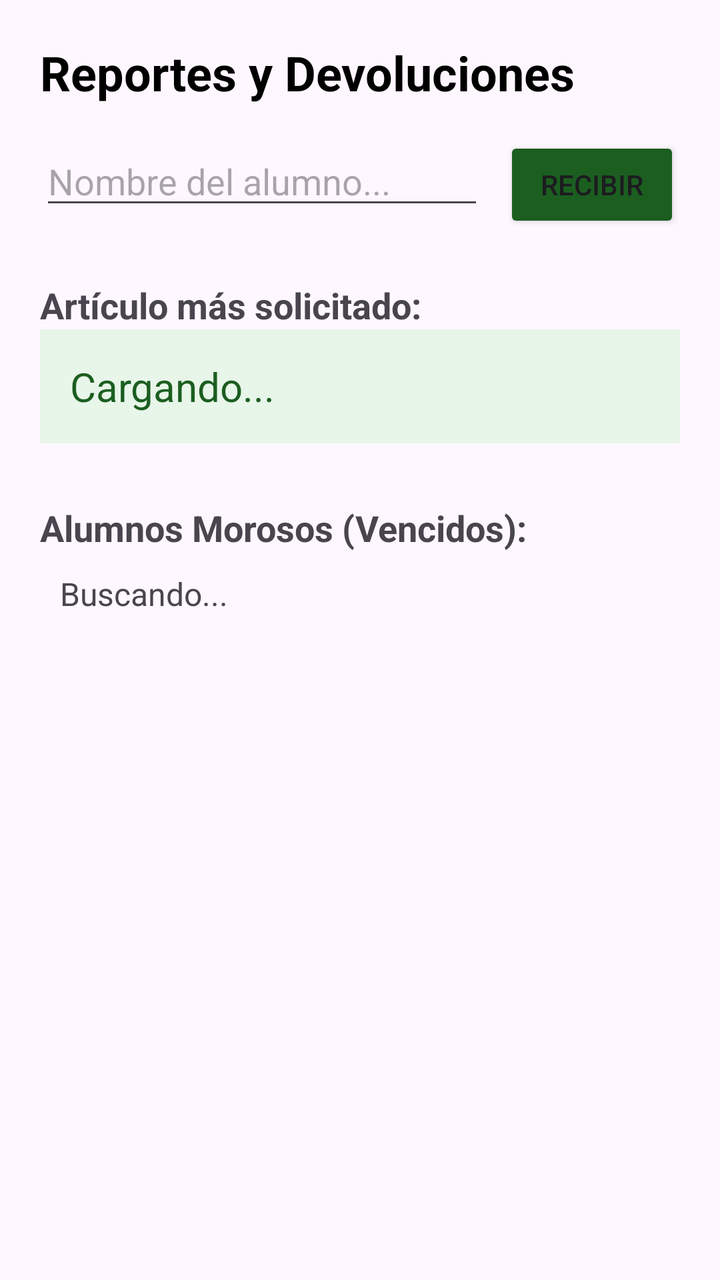
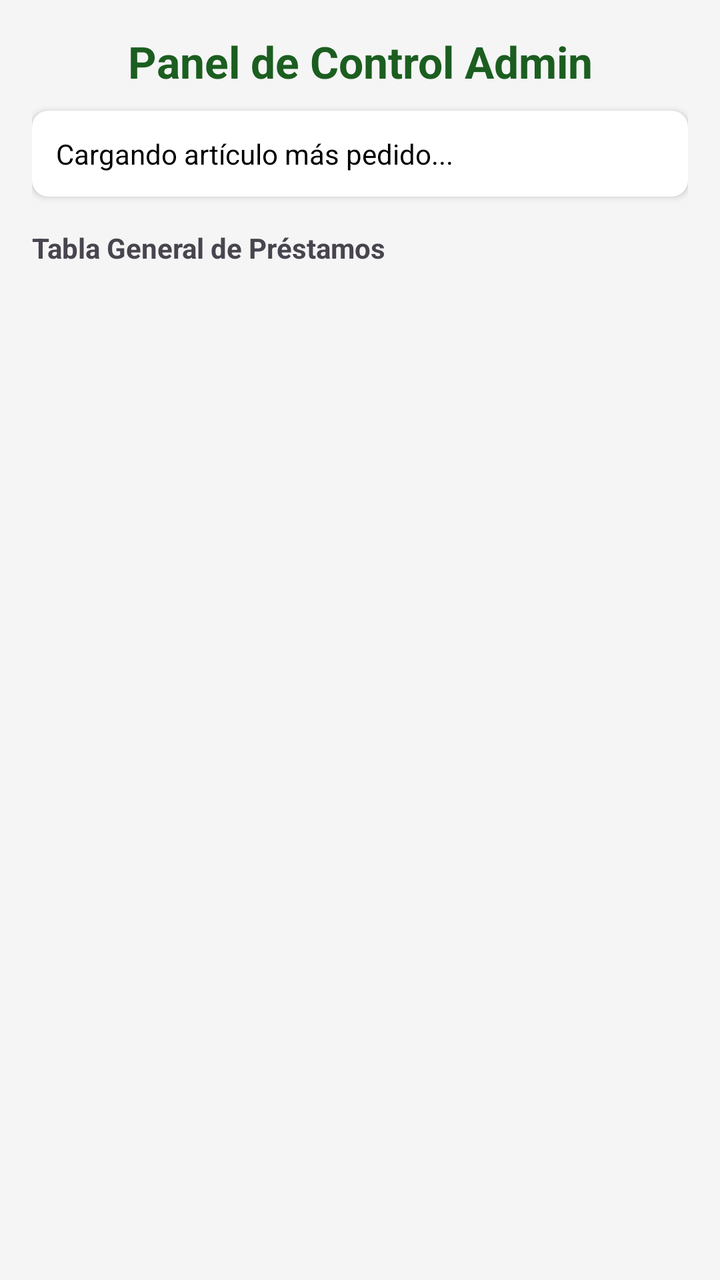

Screens rendered from an Android XML layout before and after an edit, with the pre-edit source and the edit as a unified diff.
<!-- AndroidManifest.xml: application theme Theme.PrestamosFime -->
<!-- res/layout/activity_reportes.xml -->
<?xml version="1.0" encoding="utf-8"?>
<LinearLayout xmlns:android="http://schemas.android.com/apk/res/android"
    android:layout_width="match_parent"
    android:layout_height="match_parent"
    android:orientation="vertical"
    android:padding="20dp">

    <TextView
        android:layout_width="wrap_content"
        android:layout_height="wrap_content"
        android:text="Reportes y Devoluciones"
        android:textSize="24sp"
        android:textStyle="bold"
        android:layout_marginBottom="16dp"
        android:textColor="#000000"/>

    <LinearLayout
        android:layout_width="match_parent"
        android:layout_height="wrap_content"
        android:orientation="horizontal"
        android:layout_marginBottom="24dp">

        <EditText
            android:id="@+id/etNombreDevolucion"
            android:layout_width="0dp"
            android:layout_height="wrap_content"
            android:layout_weight="1"
            android:hint="Nombre del alumno..."
            android:inputType="textPersonName"/>

        <Button
            android:id="@+id/btnDevolver"
            android:layout_width="wrap_content"
            android:layout_height="wrap_content"
            android:text="Recibir"
            android:layout_marginStart="10dp"
            android:backgroundTint="#1B5E20"/>
    </LinearLayout>

    <TextView
        android:layout_width="match_parent"
        android:layout_height="wrap_content"
        android:text="Artículo más solicitado:"
        android:textStyle="bold"
        android:textSize="18sp"/>

    <TextView
        android:id="@+id/txtMasSolicitado"
        android:layout_width="match_parent"
        android:layout_height="wrap_content"
        android:text="Cargando..."
        android:textSize="20sp"
        android:textColor="#1B5E20"
        android:padding="15dp"
        android:background="#E8F5E9"
        android:layout_marginBottom="30dp"/>

    <TextView
        android:layout_width="match_parent"
        android:layout_height="wrap_content"
        android:text="Alumnos Morosos (Vencidos):"
        android:textStyle="bold"
        android:textSize="18sp"/>

    <ScrollView
        android:layout_width="match_parent"
        android:layout_height="match_parent">

        <TextView
            android:id="@+id/txtListaMorosos"
            android:layout_width="match_parent"
            android:layout_height="wrap_content"
            android:text="Buscando..."
            android:textSize="16sp"
            android:padding="10dp"/>
    </ScrollView>

</LinearLayout>
<!-- resources referenced by this layout -->
<resources>
  <style name="Theme.PrestamosFime" parent="Base.Theme.PrestamosFime" />
  <style name="Base.Theme.PrestamosFime" parent="Theme.Material3.DayNight.NoActionBar">
          
          
      </style>
</resources>

<!-- the commit's change to res/layout/activity_reportes.xml (unified diff, before → after) -->
@@ -3,76 +3,62 @@
     android:layout_width="match_parent"
     android:layout_height="match_parent"
     android:orientation="vertical"
-    android:padding="20dp">
+    android:padding="16dp"
+    android:background="#F5F5F5">
+
+    <TextView
+        android:layout_width="match_parent"
+        android:layout_height="wrap_content"
+        android:text="Panel de Control Admin"
+        android:textSize="22sp"
+        android:textStyle="bold"
+        android:textColor="#1B5E20"
+        android:gravity="center"
+        android:layout_marginBottom="10dp"/>
+
+    <androidx.cardview.widget.CardView
+        android:layout_width="match_parent"
+        android:layout_height="wrap_content"
+        android:layout_marginBottom="16dp"
+        app:cardCornerRadius="8dp"
+        xmlns:app="http://schemas.android.com/apk/res-auto">
+        <LinearLayout
+            android:layout_width="match_parent"
+            android:layout_height="wrap_content"
+            android:orientation="vertical"
+            android:padding="12dp">
+            <TextView
+                android:id="@+id/txtMasSolicitado"
+                android:layout_width="wrap_content"
+                android:layout_height="wrap_content"
+                android:text="Cargando artículo más pedido..."
+                android:textColor="#000000"/>
+        </LinearLayout>
+    </androidx.cardview.widget.CardView>
 
     <TextView
         android:layout_width="wrap_content"
         android:layout_height="wrap_content"
-        android:text="Reportes y Devoluciones"
-        android:textSize="24sp"
+        android:text="Tabla General de Préstamos"
         android:textStyle="bold"
-        android:layout_marginBottom="16dp"
-        android:textColor="#000000"/>
+        android:layout_marginBottom="8dp"/>
 
-    <LinearLayout
+    <androidx.recyclerview.widget.RecyclerView
+        android:id="@+id/rvPrestamos"
+        android:layout_width="match_parent"
+        android:layout_height="match_parent"/>
+    <EditText
+        android:id="@+id/etNombreDevolucion"
         android:layout_width="match_parent"
         android:layout_height="wrap_content"
-        android:orientation="horizontal"
-        android:layout_marginBottom="24dp">
+        android:hint="Nombre del alumno para devolver"
+        android:inputType="textPersonName" />
 
-        <EditText
-            android:id="@+id/etNombreDevolucion"
-            android:layout_width="0dp"
-            android:layout_height="wrap_content"
-            android:layout_weight="1"
-            android:hint="Nombre del alumno..."
-            android:inputType="textPersonName"/>
-
-        <Button
-            android:id="@+id/btnDevolver"
-            android:layout_width="wrap_content"
-            android:layout_height="wrap_content"
-            android:text="Recibir"
-            android:layout_marginStart="10dp"
-            android:backgroundTint="#1B5E20"/>
-    </LinearLayout>
-
-    <TextView
+    <Button
+        android:id="@+id/btnDevolver"
         android:layout_width="match_parent"
         android:layout_height="wrap_content"
-        android:text="Artículo más solicitado:"
-        android:textStyle="bold"
-        android:textSize="18sp"/>
-
-    <TextView
-        android:id="@+id/txtMasSolicitado"
-        android:layout_width="match_parent"
-        android:layout_height="wrap_content"
-        android:text="Cargando..."
-        android:textSize="20sp"
-        android:textColor="#1B5E20"
-        android:padding="15dp"
-        android:background="#E8F5E9"
-        android:layout_marginBottom="30dp"/>
-
-    <TextView
-        android:layout_width="match_parent"
-        android:layout_height="wrap_content"
-        android:text="Alumnos Morosos (Vencidos):"
-        android:textStyle="bold"
-        android:textSize="18sp"/>
-
-    <ScrollView
-        android:layout_width="match_parent"
-        android:layout_height="match_parent">
-
-        <TextView
-            android:id="@+id/txtListaMorosos"
-            android:layout_width="match_parent"
-            android:layout_height="wrap_content"
-            android:text="Buscando..."
-            android:textSize="16sp"
-            android:padding="10dp"/>
-    </ScrollView>
+        android:text="Confirmar Devolución"
+        android:layout_marginTop="10dp" />
 
 </LinearLayout>
